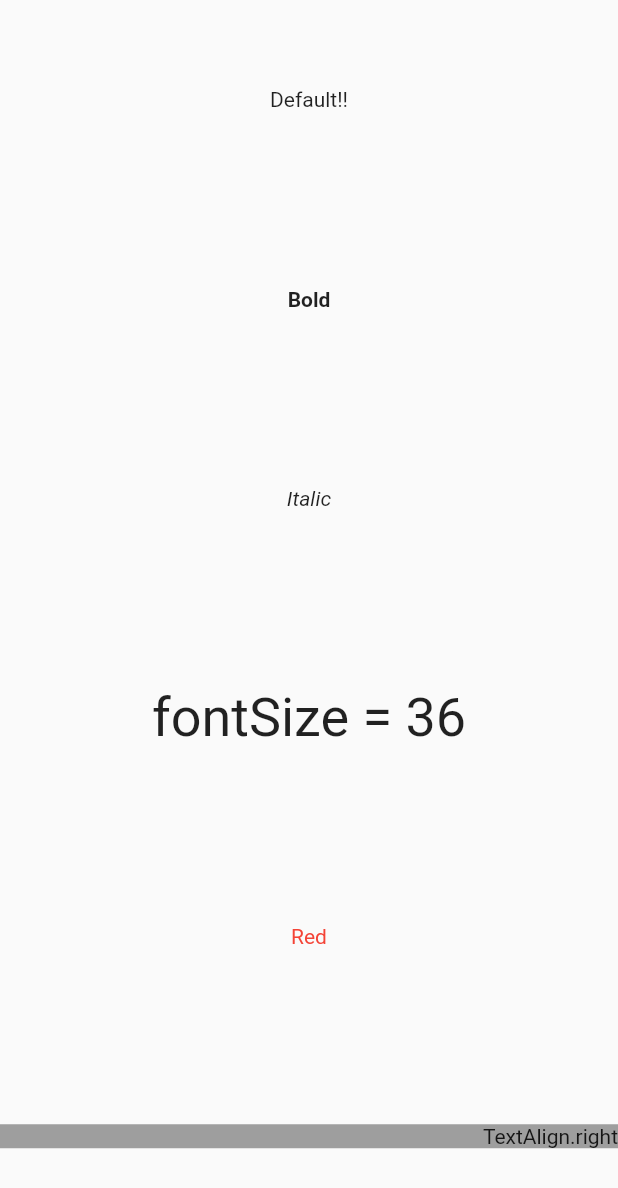
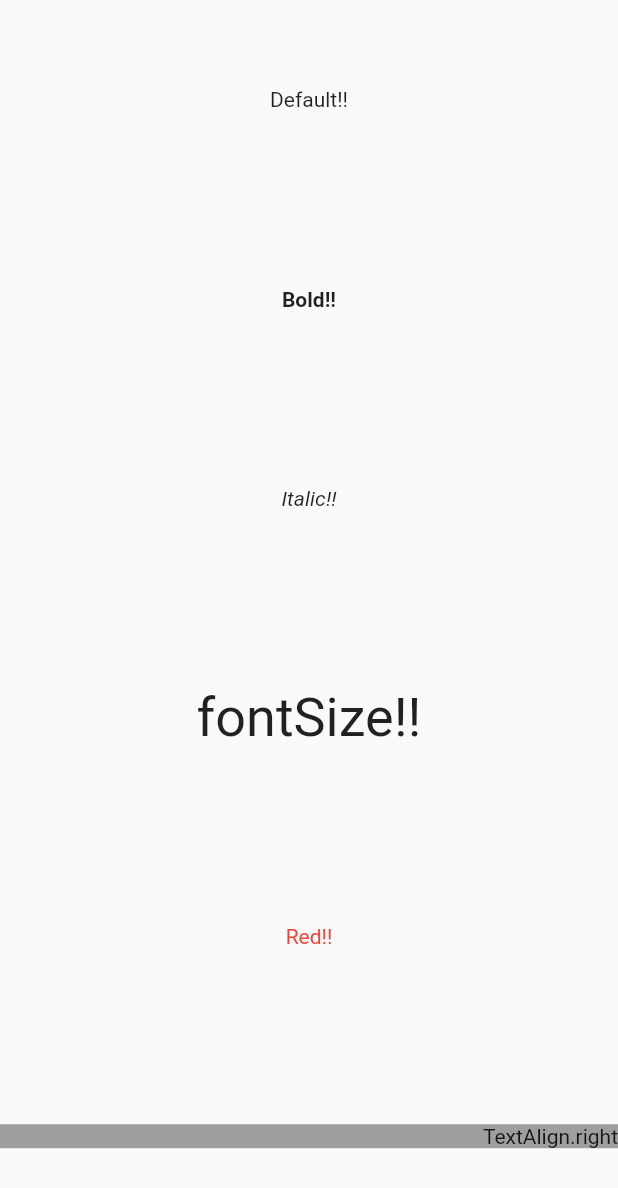
Before and after one commit to Naruse-Kazuki/Todo_App, a Flutter app: the screen it shows after launch, on a phone screen of 412 x 824 dp. Shown: the top 1188 px of the screen. Run offline on Flutter 3.47's test engine with Material 2 defaults, Android fonts, the phone set to English and light mode, and no system bars.

Commit message:
Add_git add .

```diff
--- a/lib/main.dart
+++ b/lib/main.dart
@@ -15,13 +15,13 @@ class MyApp extends StatelessWidget {
             // デフォルト表示
             Text('Default!!'),
             // 太さを指定
-            Text('Bold', style: TextStyle(fontWeight: FontWeight.bold)),
+            Text('Bold!!', style: TextStyle(fontWeight: FontWeight.bold)),
             // スタイルを指定
-            Text('Italic', style: TextStyle(fontStyle: FontStyle.italic)),
+            Text('Italic!!', style: TextStyle(fontStyle: FontStyle.italic)),
             // サイズを指定
-            Text('fontSize = 36', style: TextStyle(fontSize: 36)),
+            Text('fontSize!!', style: TextStyle(fontSize: 36)),
             // 色を指定
-            Text('Red', style: TextStyle(color: Colors.red)),
+            Text('Red!!', style: TextStyle(color: Colors.red)),
             Container(
               width: double.infinity,
               color: Colors.grey,
```
